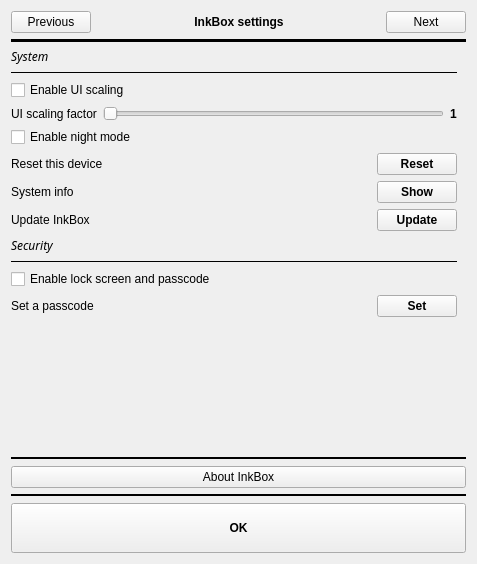
Before: the Qt Designer form settings.ui in Quill-OS/quill, drawn with Qt 5.
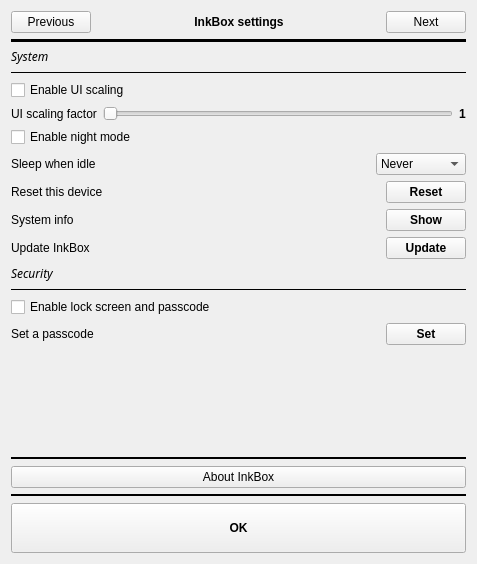
After: the same form once the commit is applied. The open tabs and pages were chosen to show the change.

```diff
--- a/settings.ui
+++ b/settings.ui
@@ -47,7 +47,7 @@
         <property name="geometry">
          <rect>
           <x>0</x>
-          <y>-105</y>
+          <y>0</y>
           <width>442</width>
           <height>474</height>
          </rect>
@@ -59,6 +59,9 @@
          <property name="topMargin">
           <number>0</number>
          </property>
+         <property name="rightMargin">
+          <number>0</number>
+         </property>
          <property name="bottomMargin">
           <number>0</number>
          </property>
@@ -516,178 +519,6 @@
              </property>
              <item>
               <layout class="QGridLayout" name="gridLayout_10">
-               <item row="17" column="0">
-                <widget class="QLabel" name="securityLabel">
-                 <property name="font">
-                  <font>
-                   <family>Chivo</family>
-                   <italic>true</italic>
-                  </font>
-                 </property>
-                 <property name="text">
-                  <string>Security</string>
-                 </property>
-                </widget>
-               </item>
-               <item row="21" column="0">
-                <spacer name="verticalSpacer_3">
-                 <property name="orientation">
-                  <enum>Qt::Vertical</enum>
-                 </property>
-                 <property name="sizeHint" stdset="0">
-                  <size>
-                   <width>20</width>
-                   <height>40</height>
-                  </size>
-                 </property>
-                </spacer>
-               </item>
-               <item row="18" column="0">
-                <widget class="Line" name="line_2">
-                 <property name="frameShadow">
-                  <enum>QFrame::Plain</enum>
-                 </property>
-                 <property name="orientation">
-                  <enum>Qt::Horizontal</enum>
-                 </property>
-                </widget>
-               </item>
-               <item row="12" column="0">
-                <layout class="QGridLayout" name="gridLayout_7">
-                 <property name="bottomMargin">
-                  <number>0</number>
-                 </property>
-                 <property name="verticalSpacing">
-                  <number>0</number>
-                 </property>
-                 <item row="0" column="0">
-                  <widget class="QLabel" name="label_9">
-                   <property name="text">
-                    <string>System info</string>
-                   </property>
-                  </widget>
-                 </item>
-                 <item row="0" column="1">
-                  <spacer name="horizontalSpacer_6">
-                   <property name="orientation">
-                    <enum>Qt::Horizontal</enum>
-                   </property>
-                   <property name="sizeHint" stdset="0">
-                    <size>
-                     <width>40</width>
-                     <height>20</height>
-                    </size>
-                   </property>
-                  </spacer>
-                 </item>
-                 <item row="0" column="2">
-                  <widget class="QPushButton" name="showSystemInfoBtn">
-                   <property name="font">
-                    <font>
-                     <weight>75</weight>
-                     <bold>true</bold>
-                    </font>
-                   </property>
-                   <property name="text">
-                    <string>Show</string>
-                   </property>
-                  </widget>
-                 </item>
-                </layout>
-               </item>
-               <item row="16" column="0">
-                <layout class="QGridLayout" name="gridLayout_14">
-                 <property name="bottomMargin">
-                  <number>0</number>
-                 </property>
-                 <item row="0" column="1">
-                  <spacer name="horizontalSpacer_10">
-                   <property name="orientation">
-                    <enum>Qt::Horizontal</enum>
-                   </property>
-                   <property name="sizeHint" stdset="0">
-                    <size>
-                     <width>40</width>
-                     <height>20</height>
-                    </size>
-                   </property>
-                  </spacer>
-                 </item>
-                 <item row="0" column="0">
-                  <widget class="QLabel" name="updateLabel">
-                   <property name="text">
-                    <string>Update InkBox</string>
-                   </property>
-                   <property name="alignment">
-                    <set>Qt::AlignLeading|Qt::AlignLeft|Qt::AlignVCenter</set>
-                   </property>
-                  </widget>
-                 </item>
-                 <item row="0" column="2">
-                  <widget class="QPushButton" name="updateBtn">
-                   <property name="font">
-                    <font>
-                     <weight>75</weight>
-                     <bold>true</bold>
-                    </font>
-                   </property>
-                   <property name="text">
-                    <string>Update</string>
-                   </property>
-                  </widget>
-                 </item>
-                </layout>
-               </item>
-               <item row="7" column="0">
-                <widget class="Line" name="line_9">
-                 <property name="frameShadow">
-                  <enum>QFrame::Plain</enum>
-                 </property>
-                 <property name="orientation">
-                  <enum>Qt::Horizontal</enum>
-                 </property>
-                </widget>
-               </item>
-               <item row="11" column="0">
-                <layout class="QGridLayout" name="gridLayout_12">
-                 <property name="bottomMargin">
-                  <number>0</number>
-                 </property>
-                 <item row="0" column="0">
-                  <widget class="QLabel" name="label_8">
-                   <property name="text">
-                    <string>Reset this device</string>
-                   </property>
-                  </widget>
-                 </item>
-                 <item row="0" column="2">
-                  <widget class="QPushButton" name="resetBtn">
-                   <property name="font">
-                    <font>
-                     <weight>75</weight>
-                     <bold>true</bold>
-                    </font>
-                   </property>
-                   <property name="text">
-                    <string>Reset</string>
-                   </property>
-                  </widget>
-                 </item>
-                 <item row="0" column="1">
-                  <spacer name="horizontalSpacer_8">
-                   <property name="orientation">
-                    <enum>Qt::Horizontal</enum>
-                   </property>
-                   <property name="sizeHint" stdset="0">
-                    <size>
-                     <width>40</width>
-                     <height>20</height>
-                    </size>
-                   </property>
-                  </spacer>
-                 </item>
-                </layout>
-               </item>
                <item row="9" column="0">
                 <layout class="QGridLayout" name="gridLayout_8">
                  <property name="bottomMargin">
@@ -740,19 +571,6 @@
                  </item>
                 </layout>
                </item>
-               <item row="6" column="0">
-                <widget class="QLabel" name="softwareLabel">
-                 <property name="font">
-                  <font>
-                   <family>Chivo</family>
-                   <italic>true</italic>
-                  </font>
-                 </property>
-                 <property name="text">
-                  <string>System</string>
-                 </property>
-                </widget>
-               </item>
                <item row="10" column="0">
                 <widget class="QCheckBox" name="darkModeCheckBox">
                  <property name="text">
@@ -760,7 +578,89 @@
                  </property>
                 </widget>
                </item>
-               <item row="20" column="0">
+               <item row="17" column="0">
+                <layout class="QGridLayout" name="gridLayout_14">
+                 <property name="bottomMargin">
+                  <number>0</number>
+                 </property>
+                 <item row="0" column="1">
+                  <spacer name="horizontalSpacer_10">
+                   <property name="orientation">
+                    <enum>Qt::Horizontal</enum>
+                   </property>
+                   <property name="sizeHint" stdset="0">
+                    <size>
+                     <width>40</width>
+                     <height>20</height>
+                    </size>
+                   </property>
+                  </spacer>
+                 </item>
+                 <item row="0" column="0">
+                  <widget class="QLabel" name="updateLabel">
+                   <property name="text">
+                    <string>Update InkBox</string>
+                   </property>
+                   <property name="alignment">
+                    <set>Qt::AlignLeading|Qt::AlignLeft|Qt::AlignVCenter</set>
+                   </property>
+                  </widget>
+                 </item>
+                 <item row="0" column="2">
+                  <widget class="QPushButton" name="updateBtn">
+                   <property name="font">
+                    <font>
+                     <weight>75</weight>
+                     <bold>true</bold>
+                    </font>
+                   </property>
+                   <property name="text">
+                    <string>Update</string>
+                   </property>
+                  </widget>
+                 </item>
+                </layout>
+               </item>
+               <item row="6" column="0">
+                <widget class="QLabel" name="softwareLabel">
+                 <property name="font">
+                  <font>
+                   <family>Chivo</family>
+                   <italic>true</italic>
+                  </font>
+                 </property>
+                 <property name="text">
+                  <string>System</string>
+                 </property>
+                </widget>
+               </item>
+               <item row="22" column="0">
+                <spacer name="verticalSpacer_3">
+                 <property name="orientation">
+                  <enum>Qt::Vertical</enum>
+                 </property>
+                 <property name="sizeHint" stdset="0">
+                  <size>
+                   <width>20</width>
+                   <height>40</height>
+                  </size>
+                 </property>
+                </spacer>
+               </item>
+               <item row="18" column="0">
+                <widget class="QLabel" name="securityLabel">
+                 <property name="font">
+                  <font>
+                   <family>Chivo</family>
+                   <italic>true</italic>
+                  </font>
+                 </property>
+                 <property name="text">
+                  <string>Security</string>
+                 </property>
+                </widget>
+               </item>
+               <item row="21" column="0">
                 <layout class="QGridLayout" name="gridLayout_13">
                  <property name="bottomMargin">
                   <number>0</number>
@@ -800,13 +700,66 @@
                  </item>
                 </layout>
                </item>
-               <item row="19" column="0">
+               <item row="13" column="0">
+                <layout class="QGridLayout" name="gridLayout_7">
+                 <property name="bottomMargin">
+                  <number>0</number>
+                 </property>
+                 <property name="verticalSpacing">
+                  <number>0</number>
+                 </property>
+                 <item row="0" column="0">
+                  <widget class="QLabel" name="label_9">
+                   <property name="text">
+                    <string>System info</string>
+                   </property>
+                  </widget>
+                 </item>
+                 <item row="0" column="1">
+                  <spacer name="horizontalSpacer_6">
+                   <property name="orientation">
+                    <enum>Qt::Horizontal</enum>
+                   </property>
+                   <property name="sizeHint" stdset="0">
+                    <size>
+                     <width>40</width>
+                     <height>20</height>
+                    </size>
+                   </property>
+                  </spacer>
+                 </item>
+                 <item row="0" column="2">
+                  <widget class="QPushButton" name="showSystemInfoBtn">
+                   <property name="font">
+                    <font>
+                     <weight>75</weight>
+                     <bold>true</bold>
+                    </font>
+                   </property>
+                   <property name="text">
+                    <string>Show</string>
+                   </property>
+                  </widget>
+                 </item>
+                </layout>
+               </item>
+               <item row="20" column="0">
                 <widget class="QCheckBox" name="enableLockscreenCheckBox">
                  <property name="text">
                   <string>Enable lock screen and passcode</string>
                  </property>
                 </widget>
                </item>
+               <item row="19" column="0">
+                <widget class="Line" name="line_2">
+                 <property name="frameShadow">
+                  <enum>QFrame::Plain</enum>
+                 </property>
+                 <property name="orientation">
+                  <enum>Qt::Horizontal</enum>
+                 </property>
+                </widget>
+               </item>
                <item row="8" column="0">
                 <widget class="QCheckBox" name="enableUiScalingCheckBox">
                  <property name="text">
@@ -814,6 +767,125 @@
                  </property>
                 </widget>
                </item>
+               <item row="12" column="0">
+                <layout class="QGridLayout" name="gridLayout_12">
+                 <property name="bottomMargin">
+                  <number>0</number>
+                 </property>
+                 <item row="0" column="0">
+                  <widget class="QLabel" name="label_8">
+                   <property name="text">
+                    <string>Reset this device</string>
+                   </property>
+                  </widget>
+                 </item>
+                 <item row="0" column="2">
+                  <widget class="QPushButton" name="resetBtn">
+                   <property name="font">
+                    <font>
+                     <weight>75</weight>
+                     <bold>true</bold>
+                    </font>
+                   </property>
+                   <property name="text">
+                    <string>Reset</string>
+                   </property>
+                  </widget>
+                 </item>
+                 <item row="0" column="1">
+                  <spacer name="horizontalSpacer_8">
+                   <property name="orientation">
+                    <enum>Qt::Horizontal</enum>
+                   </property>
+                   <property name="sizeHint" stdset="0">
+                    <size>
+                     <width>40</width>
+                     <height>20</height>
+                    </size>
+                   </property>
+                  </spacer>
+                 </item>
+                </layout>
+               </item>
+               <item row="7" column="0">
+                <widget class="Line" name="line_9">
+                 <property name="frameShadow">
+                  <enum>QFrame::Plain</enum>
+                 </property>
+                 <property name="orientation">
+                  <enum>Qt::Horizontal</enum>
+                 </property>
+                </widget>
+               </item>
+               <item row="11" column="0">
+                <layout class="QGridLayout" name="gridLayout_16">
+                 <property name="bottomMargin">
+                  <number>0</number>
+                 </property>
+                 <property name="horizontalSpacing">
+                  <number>6</number>
+                 </property>
+                 <item row="0" column="1">
+                  <spacer name="horizontalSpacer_12">
+                   <property name="orientation">
+                    <enum>Qt::Horizontal</enum>
+                   </property>
+                   <property name="sizeHint" stdset="0">
+                    <size>
+                     <width>40</width>
+                     <height>20</height>
+                    </size>
+                   </property>
+                  </spacer>
+                 </item>
+                 <item row="0" column="0">
+                  <widget class="QLabel" name="sleepTimeoutLabel">
+                   <property name="text">
+                    <string>Sleep when idle</string>
+                   </property>
+                  </widget>
+                 </item>
+                 <item row="0" column="2">
+                  <widget class="QComboBox" name="sleepTimeoutComboBox">
+                   <item>
+                    <property name="text">
+                     <string>Never</string>
+                    </property>
+                   </item>
+                   <item>
+                    <property name="text">
+                     <string>2 minutes</string>
+                    </property>
+                   </item>
+                   <item>
+                    <property name="text">
+                     <string>5 minutes</string>
+                    </property>
+                   </item>
+                   <item>
+                    <property name="text">
+                     <string>10 minutes</string>
+                    </property>
+                   </item>
+                   <item>
+                    <property name="text">
+                     <string>15 minutes</string>
+                    </property>
+                   </item>
+                   <item>
+                    <property name="text">
+                     <string>30 minutes</string>
+                    </property>
+                   </item>
+                   <item>
+                    <property name="text">
+                     <string>60 minutes</string>
+                    </property>
+                   </item>
+                  </widget>
+                 </item>
+                </layout>
+               </item>
               </layout>
              </item>
             </layout>
```
